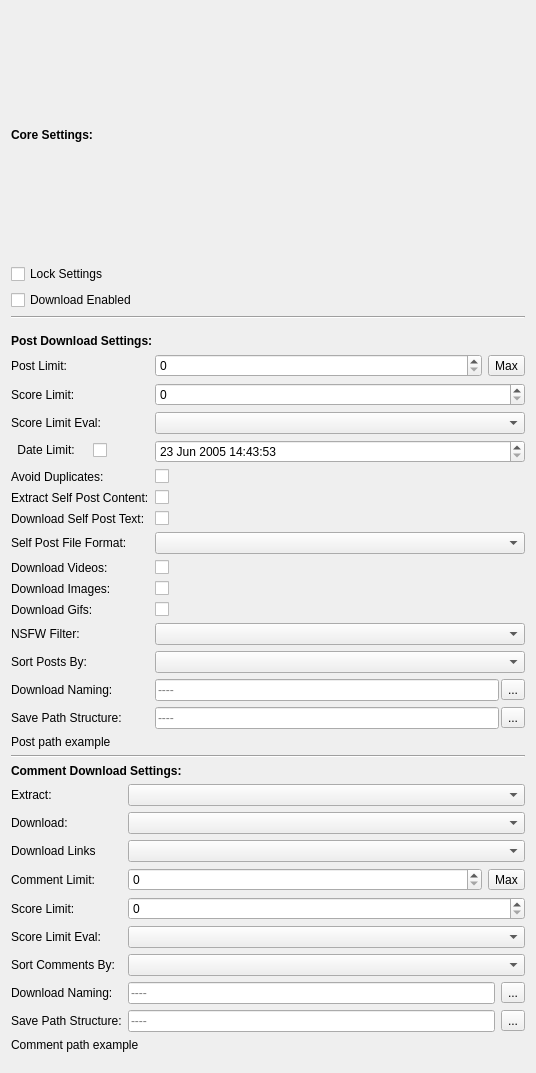
This is Resources/ui_files/widgets/object_settings_widget.ui in MalloyDelacroix/DownloaderForReddit as Qt 5 draws it before an edit. The edited form follows.
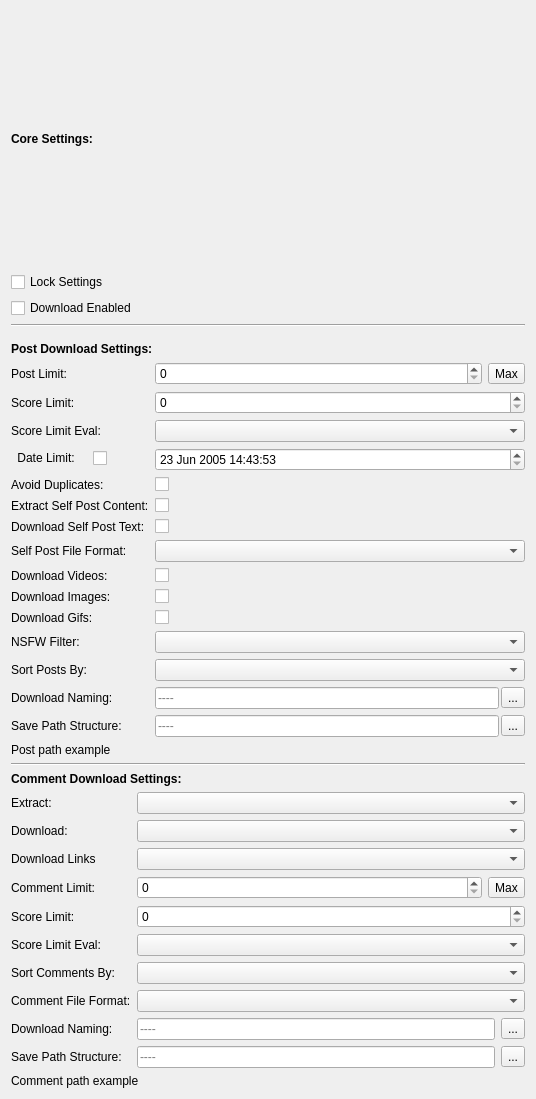
This is the edited form.

Commit message: Fix downloading self-posts

```diff
--- a/Resources/ui_files/widgets/object_settings_widget.ui
+++ b/Resources/ui_files/widgets/object_settings_widget.ui
@@ -7,7 +7,7 @@
     <x>0</x>
     <y>0</y>
     <width>536</width>
-    <height>1073</height>
+    <height>1099</height>
    </rect>
   </property>
   <property name="windowTitle">
@@ -467,21 +467,21 @@
        <item row="2" column="1">
         <widget class="QComboBox" name="comment_extract_combo"/>
        </item>
-       <item row="9" column="0">
+       <item row="10" column="0">
         <widget class="QLabel" name="comment_download_naming_label">
          <property name="text">
           <string>Download Naming:</string>
          </property>
         </widget>
        </item>
-       <item row="10" column="0">
+       <item row="11" column="0">
         <widget class="QLabel" name="comment_save_structure_label">
          <property name="text">
           <string>Save Path Structure:</string>
          </property>
         </widget>
        </item>
-       <item row="9" column="1">
+       <item row="10" column="1">
         <layout class="QHBoxLayout" name="horizontalLayout_6">
          <item>
           <widget class="QLineEdit" name="comment_download_naming_line_edit">
@@ -502,7 +502,7 @@
          </item>
         </layout>
        </item>
-       <item row="10" column="1">
+       <item row="11" column="1">
         <layout class="QHBoxLayout" name="horizontalLayout_7">
          <item>
           <widget class="QLineEdit" name="comment_save_path_structure_line_edit">
@@ -523,13 +523,23 @@
          </item>
         </layout>
        </item>
-       <item row="11" column="0" colspan="2">
+       <item row="12" column="0" colspan="2">
         <widget class="QLabel" name="comment_path_example_label">
          <property name="text">
           <string>Comment path example</string>
          </property>
         </widget>
        </item>
+       <item row="9" column="0">
+        <widget class="QLabel" name="label_2">
+         <property name="text">
+          <string>Comment File Format:</string>
+         </property>
+        </widget>
+       </item>
+       <item row="9" column="1">
+        <widget class="QComboBox" name="comment_file_format_combo"/>
+       </item>
       </layout>
      </item>
     </layout>
```
The commit also changes 1 other file.
